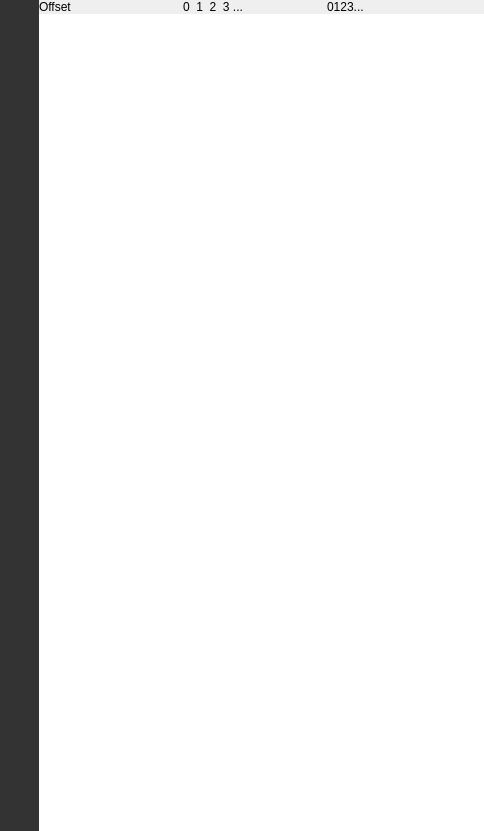
The window that src/widgets/HexdumpWidget.ui (rizinorg/cutter) describes before a commit, drawn with Qt 5; both pictures show x 0 to 484 and y 0 to 831 of the 959 by 831 pixel window.
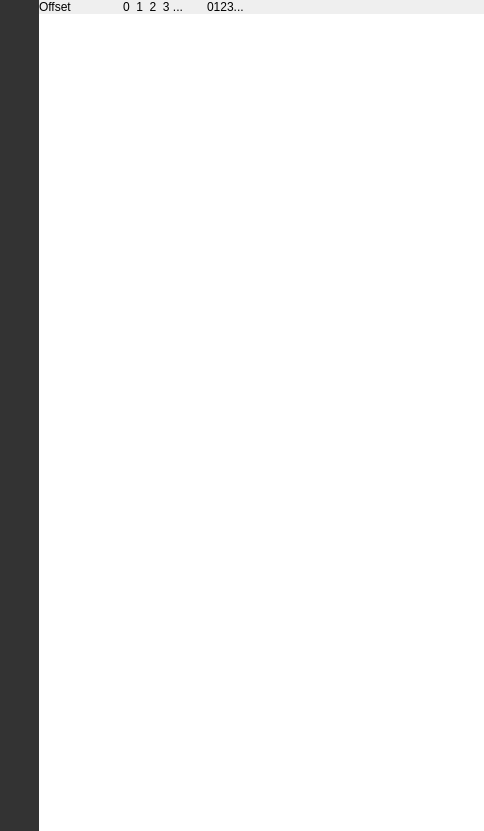
The same window after the commit. Icons and pictures are not drawn.

Commit message: Replace HexdumpWidget::resizeHexdump() with sizePolicy

```diff
--- a/src/widgets/HexdumpWidget.ui
+++ b/src/widgets/HexdumpWidget.ui
@@ -155,17 +155,11 @@
       <item row="1" column="0">
        <widget class="QPlainTextEdit" name="hexOffsetText">
         <property name="sizePolicy">
-         <sizepolicy hsizetype="Preferred" vsizetype="Expanding">
+         <sizepolicy hsizetype="Minimum" vsizetype="Expanding">
           <horstretch>0</horstretch>
           <verstretch>0</verstretch>
          </sizepolicy>
         </property>
-        <property name="font">
-         <font>
-          <family>Anonymous Pro</family>
-          <pointsize>13</pointsize>
-         </font>
-        </property>
         <property name="acceptDrops">
          <bool>false</bool>
         </property>
@@ -195,7 +189,7 @@
       <item row="1" column="1">
        <widget class="QPlainTextEdit" name="hexHexText">
         <property name="sizePolicy">
-         <sizepolicy hsizetype="Preferred" vsizetype="Expanding">
+         <sizepolicy hsizetype="Minimum" vsizetype="Expanding">
           <horstretch>0</horstretch>
           <verstretch>0</verstretch>
          </sizepolicy>
@@ -212,12 +206,6 @@
           <height>16777215</height>
          </size>
         </property>
-        <property name="font">
-         <font>
-          <family>Anonymous Pro</family>
-          <pointsize>13</pointsize>
-         </font>
-        </property>
         <property name="acceptDrops">
          <bool>false</bool>
         </property>
```
The commit also changes 2 other files.
